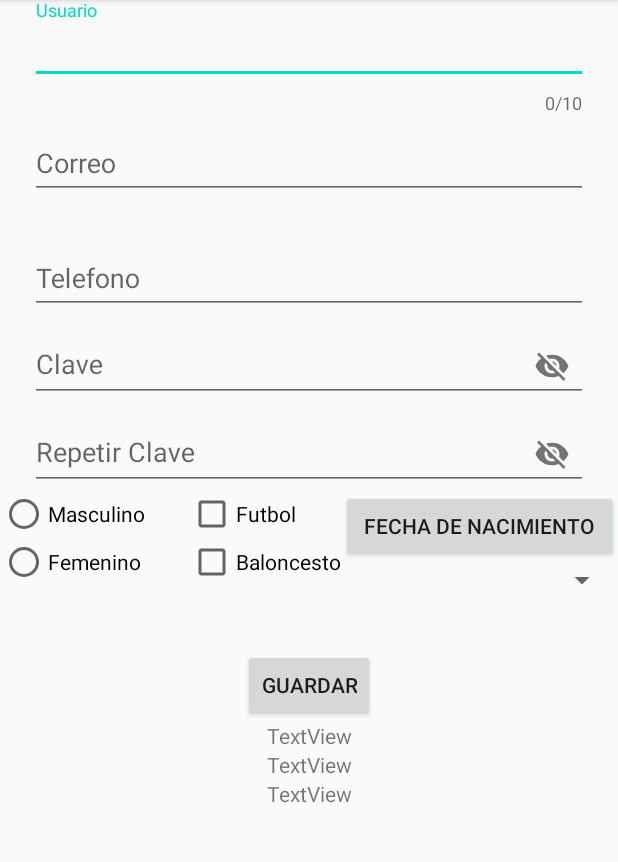
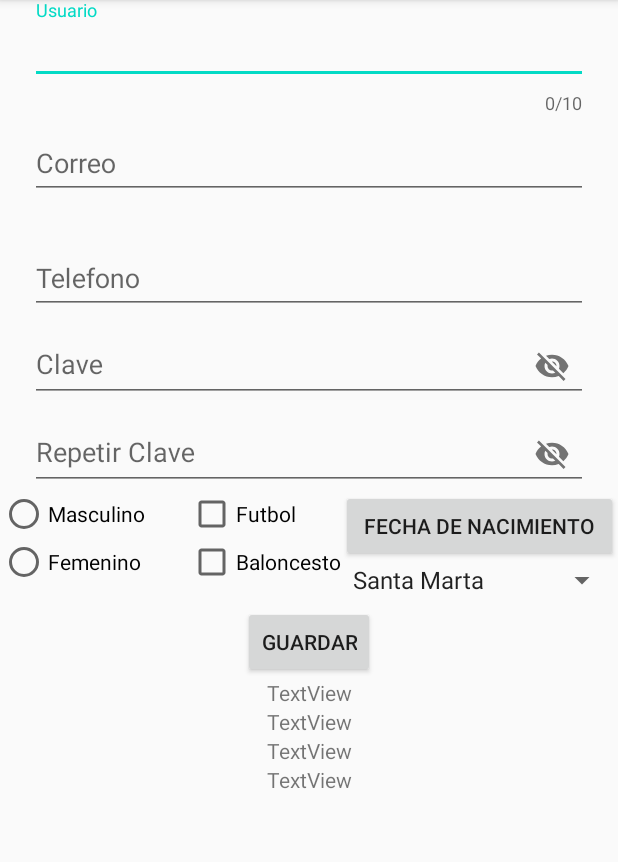
Before and after one commit to jolgo1989/Formulario, an Android app: the screen it shows after launch (MainActivity), on a phone screen of 412 x 824 dp, the part 84-946 px from its top. Run offline under Robolectric (Android 15) with nearby library versions, the phone set to English and light mode, and no system bars.

Commit message:
Se agrego 4 textview

```diff
--- a/app/src/main/java/com/example/myapplicationformulario2/MainActivity.kt
+++ b/app/src/main/java/com/example/myapplicationformulario2/MainActivity.kt
@@ -2,6 +2,7 @@ package com.example.myapplicationformulario2
 
 import androidx.appcompat.app.AppCompatActivity
 import android.os.Bundle
+import android.widget.ArrayAdapter
 import android.widget.Toast
 import kotlinx.android.synthetic.main.activity_main.*
 
@@ -11,12 +12,26 @@ class MainActivity : AppCompatActivity() {
         super.onCreate(savedInstanceState)
         setContentView(R.layout.activity_main)
 
+        val lista = arrayOf("Santa Marta", "Barranquilla" , "Bogota", "Medellin", "Cartagena")
+        val adaptador1 = ArrayAdapter<String>(this, android.R.layout.simple_spinner_item,lista)
+        spinner.adapter = adaptador1
+
         buttonGuardar.setOnClickListener {
             val user = textInputUsuario.editText?.text.toString()
             val email = textInputEmail.editText?.text.toString()
             val phone = textInputPhone.editText?.text.toString()
             val passWord1 = textInputPassword1.editText?.text.toString()
             val passWord2 = textInputPassword2.editText?.text.toString()
+
+            when (spinner.selectedItem.toString()){
+                "Santa Marta" -> textView.text = ("\n $user es de Santa Marta")
+                "Barranquilla" -> textView.text = ("\n $user es de Barranquilla")
+                "Bogota" -> textView.text = ("\n $user es de Bogota")
+                "Medellin" -> textView.text = ("\n $user es de Medellin")
+                "Cartagena" -> textView.text = ("\n $user es de Cartagena")
+
+            }
+
 
             if (user.isEmpty() || email.isEmpty() || phone.isEmpty() || passWord1.isEmpty() || passWord2.isEmpty()) {
                 Toast.makeText(this, "Llene todos los campos", Toast.LENGTH_SHORT).show()
@@ -43,10 +58,8 @@ class MainActivity : AppCompatActivity() {
                             textInputPassword1.error = null
                             textInputPassword2.error = null
 
-                            textView.text = ("\n $user  \n $email \n $phone ")
+                            textView4.text = (" \n$email \n$phone ")
                         }
-
-
 
             radioGroup()
             checkBox()
--- a/app/src/main/res/layout/activity_main.xml
+++ b/app/src/main/res/layout/activity_main.xml
@@ -88,7 +88,7 @@
 
     <LinearLayout
         android:layout_width="match_parent"
-        android:layout_height="106dp"
+        android:layout_height="wrap_content"
         android:orientation="horizontal">
 
         <RadioGroup
@@ -130,7 +130,7 @@
 
         <LinearLayout
             android:layout_width="match_parent"
-            android:layout_height="match_parent"
+            android:layout_height="wrap_content"
             android:orientation="vertical">
 
             <Button
@@ -140,7 +140,7 @@
                 android:text="@string/fechaNacimiento" />
 
             <Spinner
-                android:id="@+id/spinnerLugarNacimiento"
+                android:id="@+id/spinner"
                 android:layout_width="match_parent"
                 android:layout_height="wrap_content" />
         </LinearLayout>
@@ -178,5 +178,12 @@
         android:lineSpacingExtra="10dp"
         android:text="@string/textview" />
 
+    <TextView
+        android:id="@+id/textView4"
+        android:layout_width="match_parent"
+        android:layout_height="wrap_content"
+        android:gravity="center"
+        android:text="@string/textview4" />
+
 
 </LinearLayout>
--- a/app/src/main/res/values/strings.xml
+++ b/app/src/main/res/values/strings.xml
@@ -16,5 +16,6 @@
     <string name="textview">TextView</string>
     <string name="textview2">TextView</string>
     <string name="textview3">TextView</string>
+    <string name="textview4">TextView</string>
 
 </resources>
```
